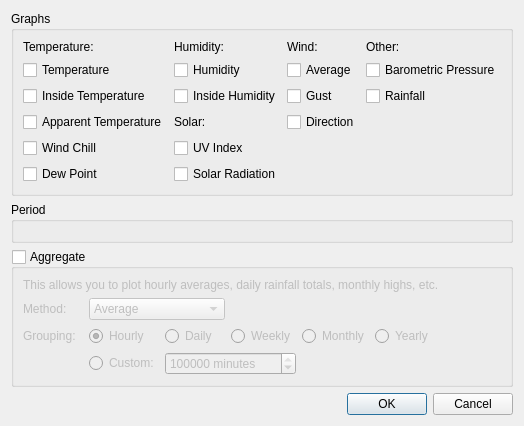
Old version of the form desktop/charts/chartoptionsdialog.ui in the repository davidrg/zxweather.
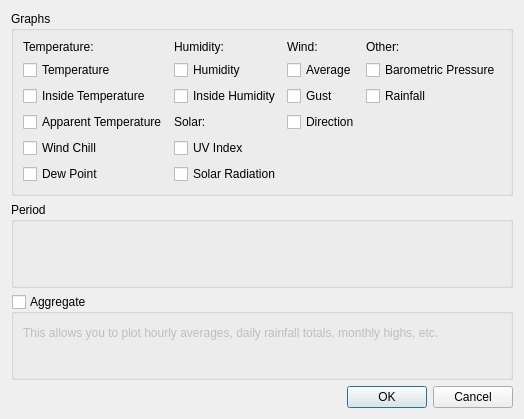
New version of the form. Icons and pictures are not drawn. Custom widgets are drawn as their Qt base class.

Commit message: Move aggregate options out of the chart options dialog into a separate widget

The edit to the form file:
```diff
--- a/desktop/charts/chartoptionsdialog.ui
+++ b/desktop/charts/chartoptionsdialog.ui
@@ -208,7 +208,7 @@
       <bool>false</bool>
      </property>
      <layout class="QGridLayout" name="gridLayout">
-      <item row="0" column="0" colspan="7">
+      <item row="0" column="0" colspan="2">
        <widget class="QLabel" name="label_9">
         <property name="text">
          <string>This allows you to plot hourly averages, daily rainfall totals, monthly highs, etc.</string>
@@ -218,121 +218,8 @@
         </property>
        </widget>
       </item>
-      <item row="2" column="1">
-       <widget class="QRadioButton" name="rbHourly">
-        <property name="toolTip">
-         <string>60 minutes</string>
-        </property>
-        <property name="text">
-         <string>Hourly</string>
-        </property>
-        <property name="checked">
-         <bool>true</bool>
-        </property>
-       </widget>
-      </item>
-      <item row="1" column="0">
-       <widget class="QLabel" name="label_7">
-        <property name="text">
-         <string>Method:</string>
-        </property>
-       </widget>
-      </item>
-      <item row="2" column="4">
-       <widget class="QRadioButton" name="rbMonthly">
-        <property name="text">
-         <string>Monthly</string>
-        </property>
-       </widget>
-      </item>
-      <item row="2" column="0">
-       <widget class="QLabel" name="label_8">
-        <property name="text">
-         <string>Grouping:</string>
-        </property>
-       </widget>
-      </item>
-      <item row="3" column="1">
-       <widget class="QRadioButton" name="rbCustom">
-        <property name="text">
-         <string>Custom:</string>
-        </property>
-       </widget>
-      </item>
-      <item row="2" column="2">
-       <widget class="QRadioButton" name="rbDaily">
-        <property name="toolTip">
-         <string>1440 minutes</string>
-        </property>
-        <property name="text">
-         <string>Daily</string>
-        </property>
-       </widget>
-      </item>
-      <item row="2" column="5">
-       <widget class="QRadioButton" name="rbYearly">
-        <property name="toolTip">
-         <string/>
-        </property>
-        <property name="text">
-         <string>Yearly</string>
-        </property>
-       </widget>
-      </item>
-      <item row="2" column="3">
-       <widget class="QRadioButton" name="rbWeekly">
-        <property name="toolTip">
-         <string>10080 minutes</string>
-        </property>
-        <property name="text">
-         <string>Weekly</string>
-        </property>
-       </widget>
-      </item>
-      <item row="3" column="2" colspan="2">
-       <widget class="QSpinBox" name="sbCustomMinutes">
-        <property name="suffix">
-         <string> minutes</string>
-        </property>
-        <property name="minimum">
-         <number>0</number>
-        </property>
-        <property name="maximum">
-         <number>9999999</number>
-        </property>
-        <property name="value">
-         <number>1051898</number>
-        </property>
-       </widget>
-      </item>
-      <item row="1" column="1" colspan="2">
-       <widget class="QComboBox" name="cbMethod">
-        <item>
-         <property name="text">
-          <string>Average</string>
-         </property>
-        </item>
-        <item>
-         <property name="text">
-          <string>Minimum</string>
-         </property>
-        </item>
-        <item>
-         <property name="text">
-          <string>Maximum</string>
-         </property>
-        </item>
-        <item>
-         <property name="text">
-          <string>Sum</string>
-         </property>
-        </item>
-        <item>
-         <property name="text">
-          <string>Running Total</string>
-         </property>
-        </item>
-       </widget>
+      <item row="1" column="0" colspan="2">
+       <widget class="AggregateOptionsWidget" name="aggregateWidget" native="true"/>
       </item>
      </layout>
     </widget>
@@ -356,6 +243,12 @@
    <header>timespanwidget.h</header>
    <container>1</container>
   </customwidget>
+  <customwidget>
+   <class>AggregateOptionsWidget</class>
+   <extends>QWidget</extends>
+   <header>aggregateoptionswidget.h</header>
+   <container>1</container>
+  </customwidget>
  </customwidgets>
  <tabstops>
   <tabstop>cbTemperature</tabstop>
```
Left out of the diff: 8 changed lines with no effect on the pictures. The commit also changes 5 other files.
